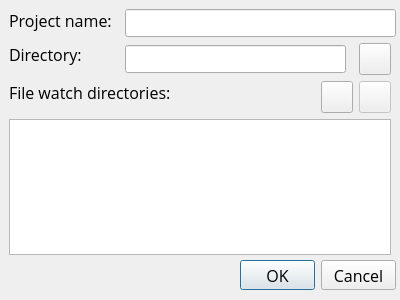
damiengolding/PenetrationTestNextGeneration, file workbench/ui/NewProjectDialog.ui: the form before one commit.
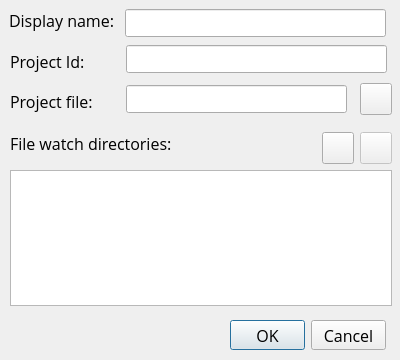
The form after the commit. Icons and pictures are not drawn.

Patch:
```diff
--- a/workbench/ui/NewProjectDialog.ui
+++ b/workbench/ui/NewProjectDialog.ui
@@ -7,19 +7,19 @@
     <x>0</x>
     <y>0</y>
     <width>400</width>
-    <height>300</height>
+    <height>360</height>
    </rect>
   </property>
   <property name="minimumSize">
    <size>
     <width>400</width>
-    <height>300</height>
+    <height>360</height>
    </size>
   </property>
   <property name="maximumSize">
    <size>
     <width>400</width>
-    <height>300</height>
+    <height>360</height>
    </size>
   </property>
   <property name="font">
@@ -48,7 +48,7 @@
     </rect>
    </property>
    <property name="text">
-    <string>Project name:</string>
+    <string>Display name:</string>
    </property>
   </widget>
   <widget class="QLineEdit" name="nameLineEdit">
@@ -56,7 +56,7 @@
     <rect>
      <x>125</x>
      <y>9</y>
-     <width>271</width>
+     <width>261</width>
      <height>28</height>
     </rect>
    </property>
@@ -64,21 +64,21 @@
   <widget class="QLabel" name="directoryLabel">
    <property name="geometry">
     <rect>
-     <x>9</x>
-     <y>43</y>
-     <width>75</width>
+     <x>10</x>
+     <y>90</y>
+     <width>101</width>
      <height>22</height>
     </rect>
    </property>
    <property name="text">
-    <string>Directory:</string>
+    <string>Project file:</string>
    </property>
   </widget>
   <widget class="QLineEdit" name="workingDirectoryLineEdit">
    <property name="geometry">
     <rect>
-     <x>125</x>
-     <y>45</y>
+     <x>126</x>
+     <y>85</y>
      <width>221</width>
      <height>28</height>
     </rect>
@@ -87,8 +87,8 @@
   <widget class="QPushButton" name="workingDirectoryPushButton">
    <property name="geometry">
     <rect>
-     <x>359</x>
-     <y>43</y>
+     <x>360</x>
+     <y>83</y>
      <width>32</width>
      <height>32</height>
     </rect>
@@ -119,8 +119,8 @@
   <widget class="QLabel" name="fileWatchLabel">
    <property name="geometry">
     <rect>
-     <x>9</x>
-     <y>81</y>
+     <x>10</x>
+     <y>132</y>
      <width>164</width>
      <height>22</height>
     </rect>
@@ -132,8 +132,8 @@
   <widget class="QPushButton" name="addFileWatchPushButton">
    <property name="geometry">
     <rect>
-     <x>321</x>
-     <y>81</y>
+     <x>322</x>
+     <y>132</y>
      <width>32</width>
      <height>32</height>
     </rect>
@@ -167,8 +167,8 @@
    </property>
    <property name="geometry">
     <rect>
-     <x>359</x>
-     <y>81</y>
+     <x>360</x>
+     <y>132</y>
      <width>32</width>
      <height>32</height>
     </rect>
@@ -199,8 +199,8 @@
   <widget class="QListWidget" name="fileWatchListWidget">
    <property name="geometry">
     <rect>
-     <x>9</x>
-     <y>119</y>
+     <x>10</x>
+     <y>170</y>
      <width>382</width>
      <height>136</height>
     </rect>
@@ -209,8 +209,8 @@
   <widget class="QDialogButtonBox" name="buttonBox">
    <property name="geometry">
     <rect>
-     <x>240</x>
-     <y>260</y>
+     <x>230</x>
+     <y>320</y>
      <width>156</width>
      <height>30</height>
     </rect>
@@ -222,6 +222,29 @@
     <set>QDialogButtonBox::Cancel|QDialogButtonBox::Ok</set>
    </property>
   </widget>
+  <widget class="QLineEdit" name="lineEditId">
+   <property name="geometry">
+    <rect>
+     <x>126</x>
+     <y>45</y>
+     <width>261</width>
+     <height>28</height>
+    </rect>
+   </property>
+  </widget>
+  <widget class="QLabel" name="labelId">
+   <property name="geometry">
+    <rect>
+     <x>10</x>
+     <y>50</y>
+     <width>101</width>
+     <height>22</height>
+    </rect>
+   </property>
+   <property name="text">
+    <string>Project Id:</string>
+   </property>
+  </widget>
  </widget>
  <resources>
   <include location="../res/workbench.qrc"/>
```
Left out of the diff: 21 changed lines with no effect on the pictures.
